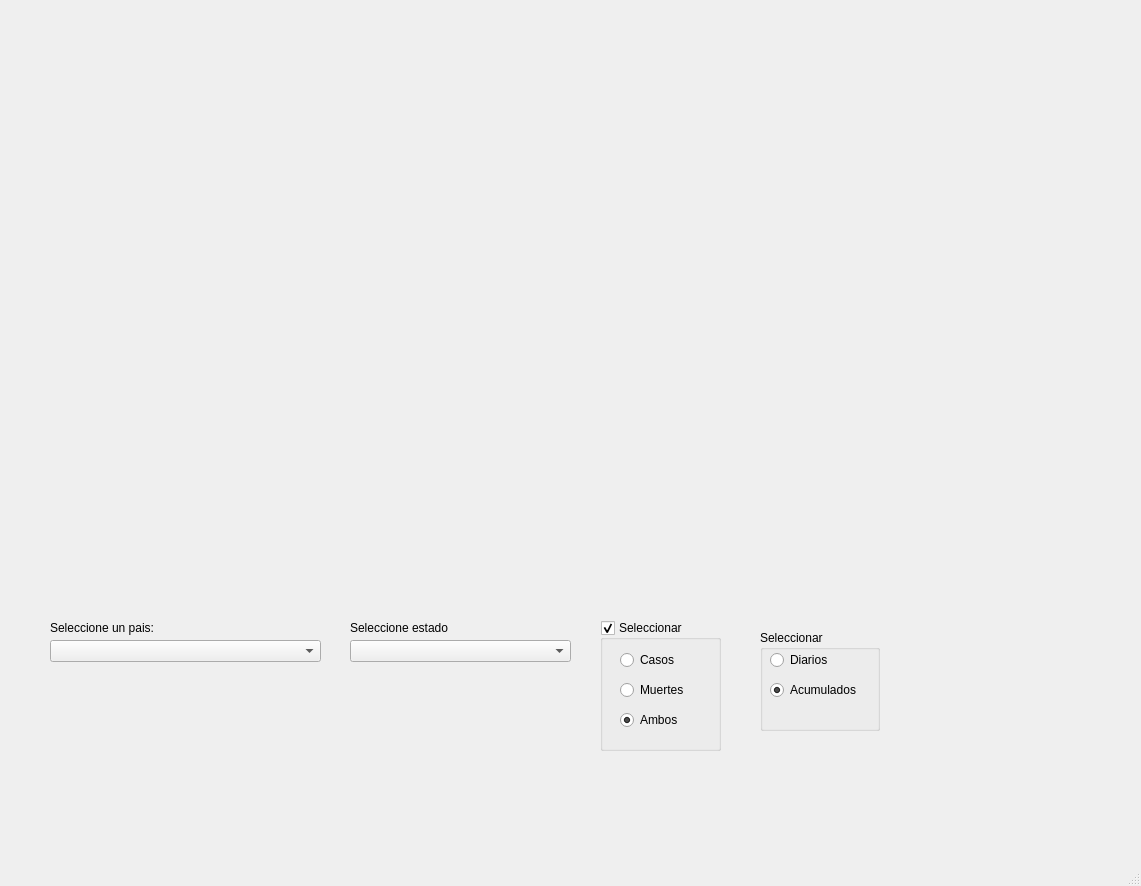
Above: src/appMain.ui from CristianGaona/Covid-19-python-QtDesigner before the change. Below: the same form after it.
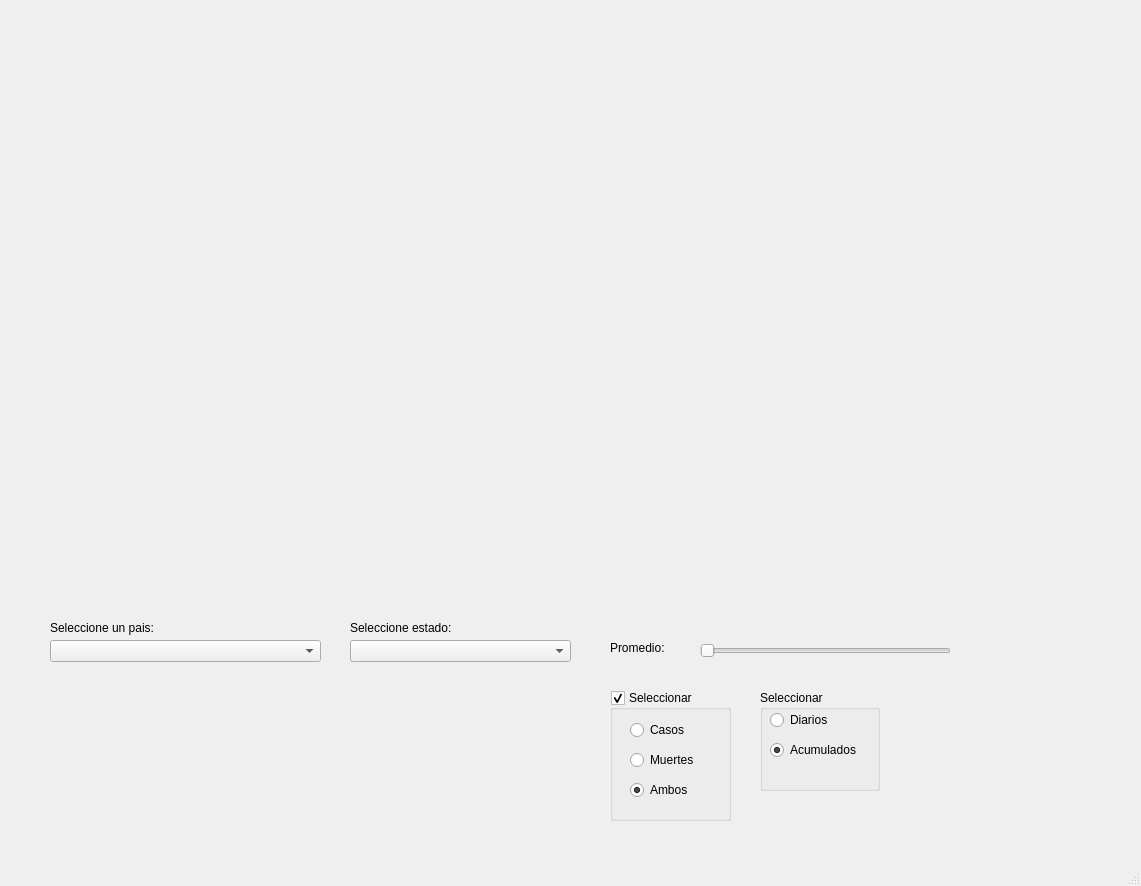
That is the form after the change. Custom widgets are drawn as their Qt base class.

The edit to the form file:
```diff
--- a/src/appMain.ui
+++ b/src/appMain.ui
@@ -50,8 +50,8 @@
    <widget class="QGroupBox" name="groupBox">
     <property name="geometry">
      <rect>
-      <x>600</x>
-      <y>620</y>
+      <x>610</x>
+      <y>690</y>
       <width>121</width>
       <height>131</height>
      </rect>
@@ -140,14 +140,14 @@
      </rect>
     </property>
     <property name="text">
-     <string>Seleccione estado</string>
+     <string>Seleccione estado:</string>
     </property>
    </widget>
    <widget class="QGroupBox" name="groupBox_2">
     <property name="geometry">
      <rect>
       <x>760</x>
-      <y>630</y>
+      <y>690</y>
       <width>120</width>
       <height>101</height>
      </rect>
@@ -185,6 +185,32 @@
      </property>
     </widget>
    </widget>
+   <widget class="QSlider" name="sliderPromedio">
+    <property name="geometry">
+     <rect>
+      <x>700</x>
+      <y>640</y>
+      <width>251</width>
+      <height>22</height>
+     </rect>
+    </property>
+    <property name="orientation">
+     <enum>Qt::Horizontal</enum>
+    </property>
+   </widget>
+   <widget class="QLabel" name="label_3">
+    <property name="geometry">
+     <rect>
+      <x>610</x>
+      <y>640</y>
+      <width>101</width>
+      <height>16</height>
+     </rect>
+    </property>
+    <property name="text">
+     <string>Promedio:</string>
+    </property>
+   </widget>
   </widget>
   <widget class="QMenuBar" name="menubar">
    <property name="geometry">
```
